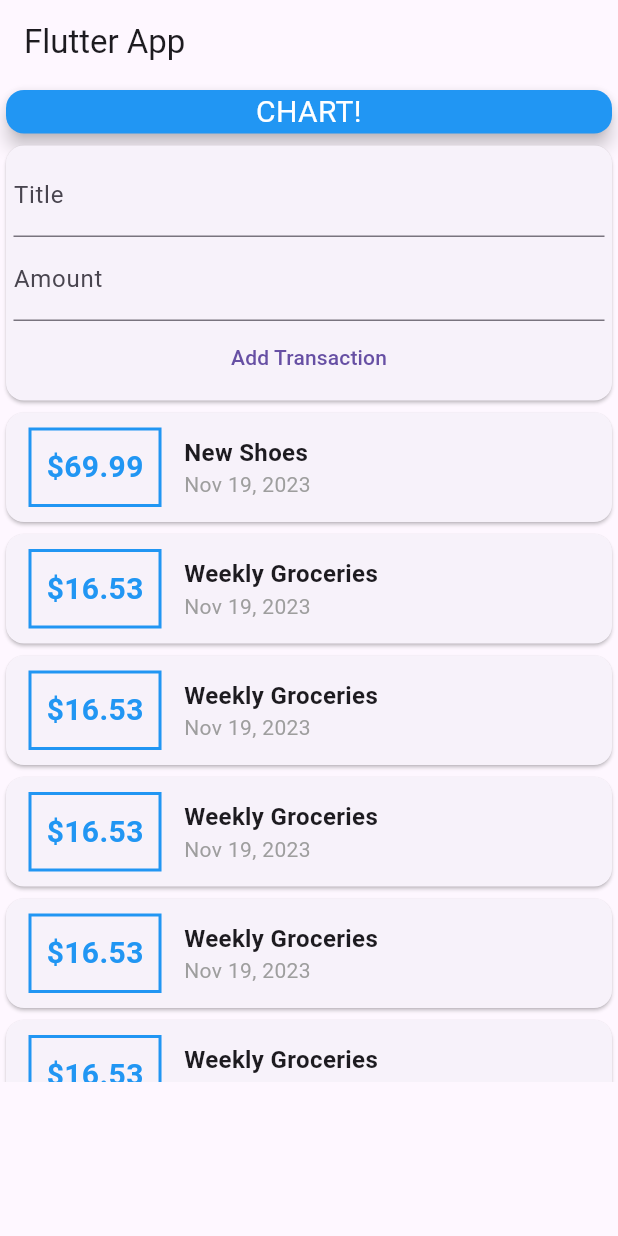
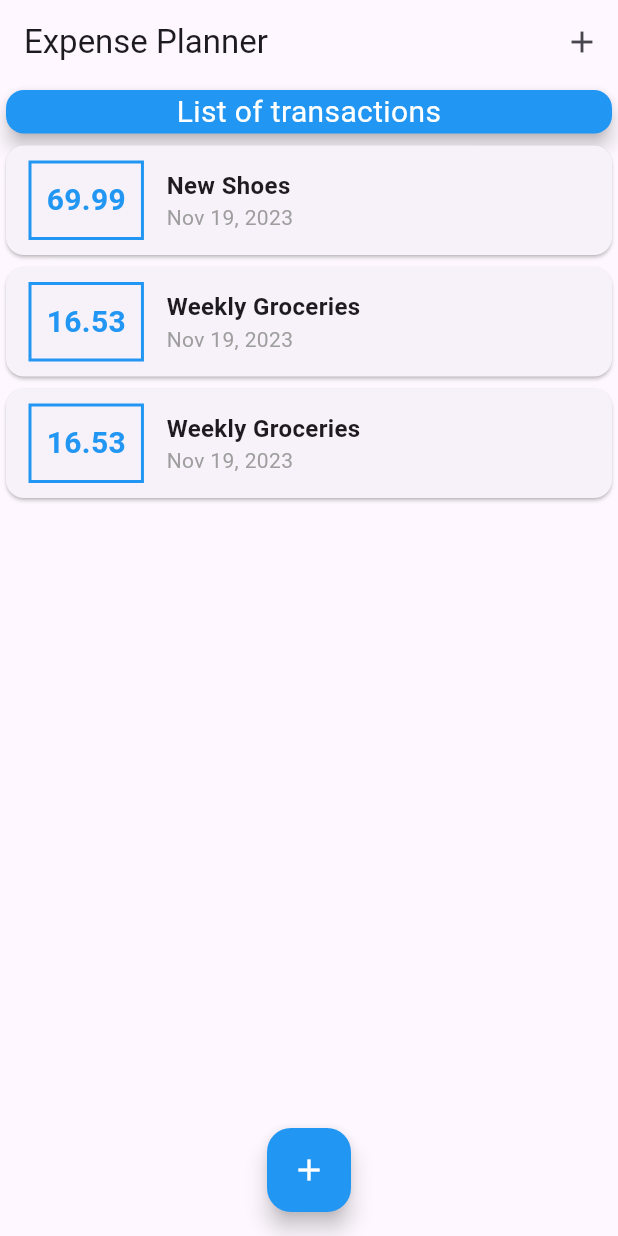
Before and after one commit to romanfarooq/Flutter-and-Dart-course, a Flutter app: the screen it shows after launch, on a phone screen of 412 x 824 dp. Run offline on Flutter 3.47's test engine with Material 3 defaults, Android fonts, the phone set to English and light mode, and no system bars.

```diff
--- a/expense_planner/lib/main.dart
+++ b/expense_planner/lib/main.dart
@@ -1,5 +1,8 @@
 import 'package:flutter/material.dart';
-import './widgets/user_transactions.dart';
+
+import './models/transaction.dart';
+import './widgets/new_transaction.dart';
+import './widgets/transaction_list.dart';
 
 void main() {
   runApp(const MyApp());
@@ -11,31 +14,85 @@ class MyApp extends StatelessWidget {
   @override
   Widget build(BuildContext context) {
     return const MaterialApp(
-      title: 'Flutter App',
+      title: 'Expense Planner',
       home: MyHomePage(),
     );
   }
 }
 
-class MyHomePage extends StatelessWidget {
+class MyHomePage extends StatefulWidget {
   const MyHomePage({super.key});
+
+  @override
+  State<MyHomePage> createState() => _MyHomePageState();
+}
+
+class _MyHomePageState extends State<MyHomePage> {
+  final List<Transaction> _userTransactions = [
+    Transaction(
+      id: 't1',
+      title: 'New Shoes',
+      amount: 69.99,
+      date: DateTime.now(),
+    ),
+    Transaction(
+      id: 't2',
+      title: 'Weekly Groceries',
+      amount: 16.53,
+      date: DateTime.now(),
+    ),
+    Transaction(
+      id: 't3',
+      title: 'Weekly Groceries',
+      amount: 16.53,
+      date: DateTime.now(),
+    ),
+  ];
+
+  void _addNewTransaction(String title, double amount) {
+    final newTx = Transaction(
+      id: DateTime.now().toString(),
+      title: title,
+      amount: amount,
+      date: DateTime.now(),
+    );
+
+    setState(() {
+      _userTransactions.add(newTx);
+    });
+  }
+
+  void _startAddNewTransaction(BuildContext ctx) {
+    showModalBottomSheet(
+      context: ctx,
+      builder: (_) {
+        return NewTransaction(addTransaction: _addNewTransaction);
+      },
+    );
+  }
 
   @override
   Widget build(BuildContext context) {
     return Scaffold(
       appBar: AppBar(
-        title: const Text('Flutter App'),
+        title: const Text('Expense Planner'),
+        actions: <Widget>[
+          IconButton(
+            icon: const Icon(Icons.add),
+            onPressed: () => _startAddNewTransaction(context),
+          )
+        ],
       ),
-      body: const SingleChildScrollView(
+      body: SingleChildScrollView(
         child: Column(
           children: <Widget>[
-            SizedBox(
+            const SizedBox(
               width: double.infinity,
               child: Card(
                 color: Colors.blue,
                 elevation: 5,
                 child: Text(
-                  'CHART!',
+                  'List of transactions',
                   textAlign: TextAlign.center,
                   style: TextStyle(
                     color: Colors.white,
@@ -44,9 +101,17 @@ class MyHomePage extends StatelessWidget {
                 ),
               ),
             ),
-            UserTransactions()
+            TransactionList(
+              transactions: _userTransactions,
+            ),
           ],
         ),
+      ),
+      floatingActionButtonLocation: FloatingActionButtonLocation.centerFloat,
+      floatingActionButton: FloatingActionButton(
+        onPressed: () => _startAddNewTransaction(context),
+        backgroundColor: Colors.blue,
+        child: const Icon(Icons.add, color: Colors.white),
       ),
     );
   }
--- a/expense_planner/lib/widgets/transaction_list.dart
+++ b/expense_planner/lib/widgets/transaction_list.dart
@@ -1,6 +1,7 @@
 import 'package:flutter/material.dart';
+import 'package:intl/intl.dart';
+
 import '../models/transaction.dart';
-import 'package:intl/intl.dart';
 
 class TransactionList extends StatelessWidget {
   final List<Transaction> transactions;
@@ -10,7 +11,7 @@ class TransactionList extends StatelessWidget {
   @override
   Widget build(BuildContext context) {
     return SizedBox(
-      height: 450,
+      height: 650,
       child: ListView.builder(
         itemBuilder: (ctx, index) {
           return Card(
@@ -29,7 +30,7 @@ class TransactionList extends StatelessWidget {
                   ),
                   padding: const EdgeInsets.all(10),
                   child: Text(
-                    '\$${transactions[index].amount}',
+                    transactions[index].amount.toStringAsFixed(2),
                     style: const TextStyle(
                       fontWeight: FontWeight.bold,
                       fontSize: 20,
--- a/expense_planner/lib/widgets/user_transactions.dart
+++ /dev/null
@@ -1,93 +0,0 @@
-import 'package:flutter/material.dart';
-import '../models/transaction.dart';
-import './new_transaction.dart';
-import './transaction_list.dart';
-
-class UserTransactions extends StatefulWidget {
-  const UserTransactions({super.key});
-
-  @override
-  State<UserTransactions> createState() => _UserTransactionsState();
-}
-
-class _UserTransactionsState extends State<UserTransactions> {
-  final List<Transaction> _userTransactions = [
-    Transaction(
-      id: 't1',
-      title: 'New Shoes',
-      amount: 69.99,
-      date: DateTime.now(),
-    ),
-    Transaction(
-      id: 't2',
-      title: 'Weekly Groceries',
-      amount: 16.53,
-      date: DateTime.now(),
-    ),
-    Transaction(
-      id: 't3',
-      title: 'Weekly Groceries',
-      amount: 16.53,
-      date: DateTime.now(),
-    ),
-    Transaction(
-      id: 't4',
-      title: 'Weekly Groceries',
-      amount: 16.53,
-      date: DateTime.now(),
-    ),
-    Transaction(
-      id: 't5',
-      title: 'Weekly Groceries',
-      amount: 16.53,
-      date: DateTime.now(),
-    ),
-    Transaction(
-      id: 't6',
-      title: 'Weekly Groceries',
-      amount: 16.53,
-      date: DateTime.now(),
-    ),
-    Transaction(
-      id: 't7',
-      title: 'Weekly Groceries',
-      amount: 16.53,
-      date: DateTime.now(),
-    ),
-    Transaction(
-      id: 't8',
-      title: 'Weekly Groceries',
-      amount: 16.53,
-      date: DateTime.now(),
-    ),
-    Transaction(
-      id: 't9',
-      title: 'Weekly Groceries',
-      amount: 16.53,
-      date: DateTime.now(),
-    ),
-  ];
-
-  void _addNewTransaction(String title, double amount) {
-    final newTx = Transaction(
-      id: DateTime.now().toString(),
-      title: title,
-      amount: amount,
-      date: DateTime.now(),
-    );
-
-    setState(() {
-      _userTransactions.add(newTx);
-    });
-  }
-
-  @override
-  Widget build(BuildContext context) {
-    return Column(
-      children: <Widget>[
-        NewTransaction(addTransaction: _addNewTransaction),
-        TransactionList(transactions: _userTransactions),
-      ],
-    );
-  }
-}
--- a/expense_planner/pubspec.yaml
+++ b/expense_planner/pubspec.yaml
@@ -46,7 +46,7 @@ dev_dependencies:
   # activated in the `analysis_options.yaml` file located at the root of your
   # package. See that file for information about deactivating specific lint
   # rules and activating additional ones.
-  flutter_lints: ^2.0.0
+  flutter_lints: ^3.0.1
 
 # For information on the generic Dart part of this file, see the
 # following page: https://dart.dev/tools/pub/pubspec
```
Also changed, not shown: expense_planner/lib/widgets/new_transaction.dart (+28 -8 lines), expense_planner/pubspec.lock.
